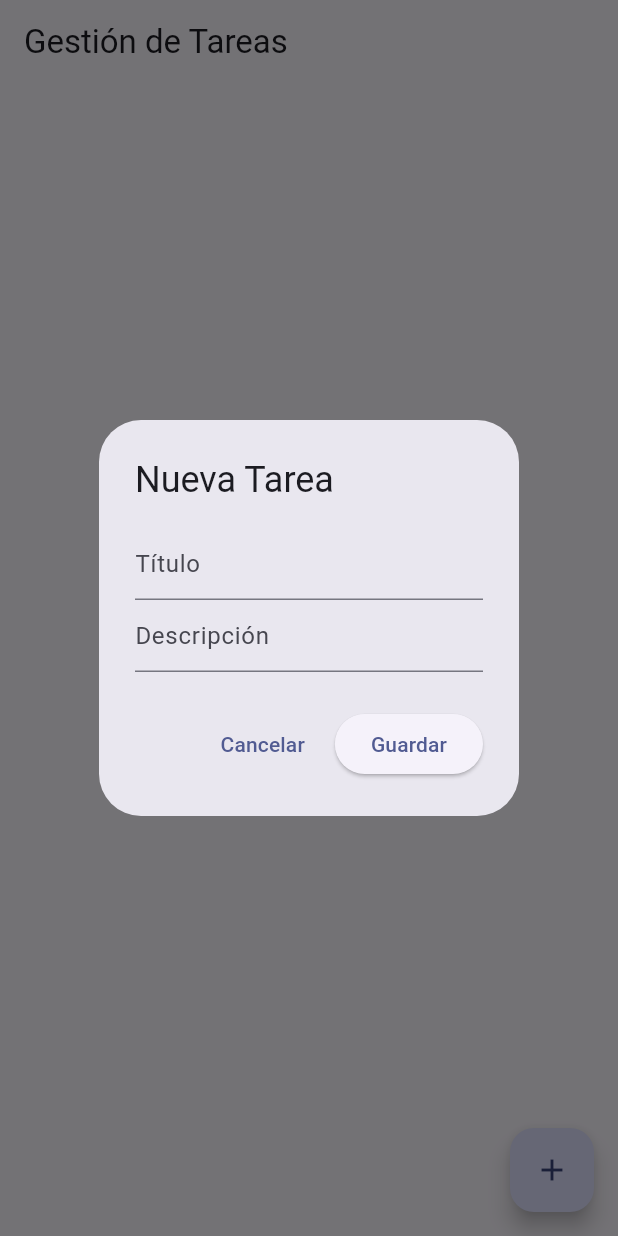
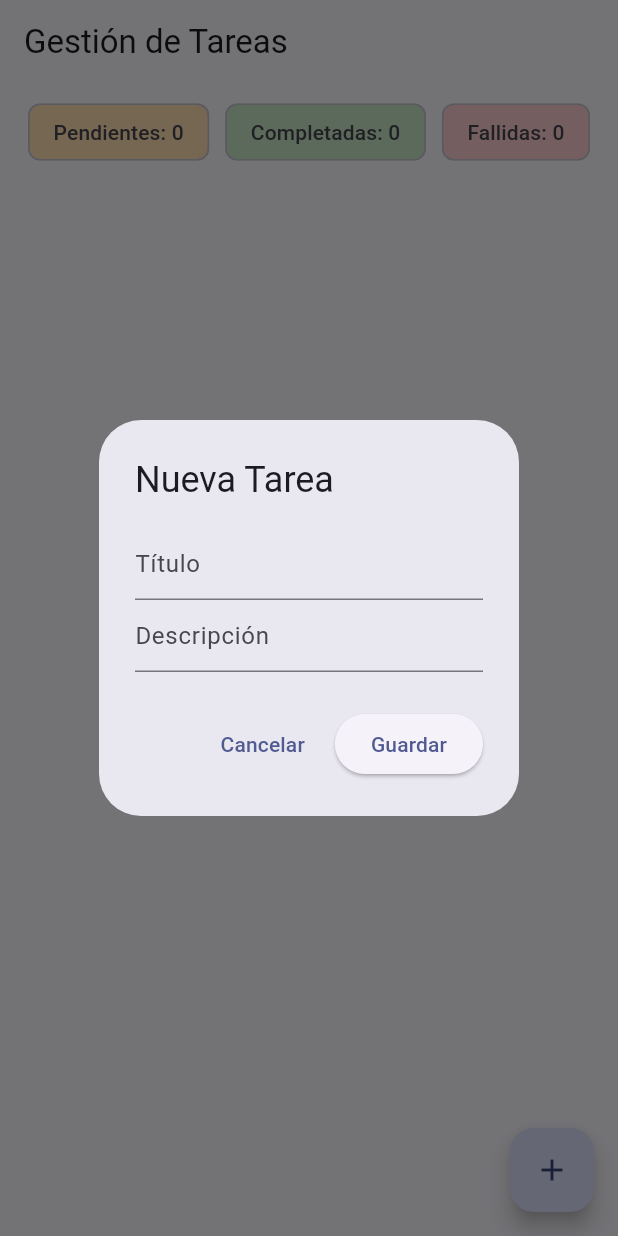
Before and after one commit to dankensoft/gestor_tareas_gs_hcn, a Flutter app: the screen it shows after launch, after a tap on the "add" icon, on a phone screen of 412 x 824 dp. Run offline on Flutter 3.47's test engine with Material 3 defaults, Android fonts, the phone set to English and light mode, and no system bars; our stand-ins replace flutter_riverpod, shared_preferences.

Commit message:
Bonus sin Animaciones

```diff
--- a/lib/features/tasks/data/task_model.dart
+++ b/lib/features/tasks/data/task_model.dart
@@ -36,4 +36,22 @@ class Task {
       failReason: failReason,
     );
   }
+
+  Map<String, dynamic> toJson() => {
+        'id': id,
+        'title': title,
+        'description': description,
+        'status': status.index,
+        'failReason': failReason?.index,
+      };
+
+  factory Task.fromJson(Map<String, dynamic> json) => Task(
+        id: json['id'],
+        title: json['title'],
+        description: json['description'],
+        status: TaskStatus.values[json['status']],
+        failReason: json['failReason'] != null
+            ? FailReason.values[json['failReason']]
+            : null,
+      );
 }
--- a/lib/features/tasks/presentation/task_page.dart
+++ b/lib/features/tasks/presentation/task_page.dart
@@ -12,11 +12,36 @@ class TaskPage extends ConsumerWidget {
 
     return Scaffold(
       appBar: AppBar(title: const Text("Gestión de Tareas")),
-      body: tasksAsync.when(
+      body: Column(
+        children: [
+          // Estadísticas rápidas
+          Padding(
+            padding: const EdgeInsets.all(8.0),
+            child: tasksAsync.when(
               data: (tasks) {
-          if (tasks.isEmpty) {
-            return const Center(child: Text("No hay tareas registradas"));
-          }
+                final pending = tasks.where((t) => t.status == TaskStatus.pending).length;
+                final completed = tasks.where((t) => t.status == TaskStatus.completed).length;
+                final failed = tasks.where((t) => t.status == TaskStatus.failed).length;
+
+                return Row(
+                  mainAxisAlignment: MainAxisAlignment.spaceEvenly,
+                  children: [
+                    Chip(label: Text("Pendientes: $pending"), backgroundColor: Colors.orange.shade100),
+                    Chip(label: Text("Completadas: $completed"), backgroundColor: Colors.green.shade100),
+                    Chip(label: Text("Fallidas: $failed"), backgroundColor: Colors.red.shade100),
+                  ],
+                );
+              },
+              loading: () => const SizedBox.shrink(),
+              error: (_, __) => const SizedBox.shrink(),
+            ),
+          ),
+
+          // Lista de tareas
+          Expanded(
+            child: tasksAsync.when(
+              data: (tasks) {
+                if (tasks.isEmpty) return const Center(child: Text("No hay tareas registradas"));
                 return ListView.builder(
                   itemCount: tasks.length,
                   itemBuilder: (context, index) {
@@ -33,8 +58,7 @@ class TaskPage extends ConsumerWidget {
                           crossAxisAlignment: CrossAxisAlignment.start,
                           children: [
                             if (task.description.isNotEmpty) Text(task.description),
-                      if (task.status == TaskStatus.failed &&
-                          task.failReason != null)
+                            if (task.status == TaskStatus.failed && task.failReason != null)
                               Text(
                                 "Razón: ${task.failReason.toString().split('.').last}",
                                 style: const TextStyle(color: Colors.redAccent),
@@ -44,9 +68,8 @@ class TaskPage extends ConsumerWidget {
                         trailing: PopupMenuButton<String>(
                           onSelected: (value) {
                             if (value == "completar") {
-                        ref
-                            .read(taskNotifierProvider.notifier)
-                            .updateTask(task.copyWith(status: TaskStatus.completed));
+                              ref.read(taskNotifierProvider.notifier).updateTask(
+                                  task.copyWith(status: TaskStatus.completed));
                             } else if (value == "fallida") {
                               _showFailReasonDialog(context, ref, task);
                             } else if (value == "eliminar") {
@@ -68,6 +91,9 @@ class TaskPage extends ConsumerWidget {
               },
               loading: () => const Center(child: CircularProgressIndicator()),
               error: (err, st) => Center(child: Text("Error: $err")),
+            ),
+          ),
+        ],
       ),
       floatingActionButton: FloatingActionButton(
         onPressed: () => _showAddTaskDialog(context, ref),
@@ -119,9 +145,7 @@ class TaskPage extends ConsumerWidget {
           ],
         ),
         actions: [
-          TextButton(
-              onPressed: () => Navigator.pop(context),
-              child: const Text("Cancelar")),
+          TextButton(onPressed: () => Navigator.pop(context), child: const Text("Cancelar")),
           ElevatedButton(
             onPressed: () {
               if (titleController.text.isNotEmpty) {
@@ -133,7 +157,8 @@ class TaskPage extends ConsumerWidget {
                 Navigator.pop(context);
               }
             },
-              child: const Text("Guardar")),
+            child: const Text("Guardar"),
+          ),
         ],
       ),
     );
@@ -164,9 +189,7 @@ class TaskPage extends ConsumerWidget {
           },
         ),
         actions: [
-          TextButton(
-              onPressed: () => Navigator.pop(context),
-              child: const Text("Cancelar")),
+          TextButton(onPressed: () => Navigator.pop(context), child: const Text("Cancelar")),
           ElevatedButton(
             onPressed: () {
               if (selectedReason != null) {
@@ -179,7 +202,8 @@ class TaskPage extends ConsumerWidget {
                 Navigator.pop(context);
               }
             },
-              child: const Text("Guardar")),
+            child: const Text("Guardar"),
+          ),
         ],
       ),
     );
--- a/lib/main.dart
+++ b/lib/main.dart
@@ -14,9 +14,16 @@
     return MaterialApp(
       title: 'Gestor de Tareas',
       debugShowCheckedModeBanner: false,
+      themeMode: ThemeMode.system,
       theme: ThemeData(
         useMaterial3: true,
         colorSchemeSeed: Colors.indigo,
+        brightness: Brightness.light,
+      ),
+      darkTheme: ThemeData(
+        useMaterial3: true,
+        colorSchemeSeed: Colors.indigo,
+        brightness: Brightness.dark,
       ),
       home: const TaskPage(),
     );
--- a/pubspec.yaml
+++ b/pubspec.yaml
@@ -32,6 +32,7 @@ dependencies:
     sdk: flutter
   flutter_riverpod: ^2.5.1
   uuid: ^4.4.0
+  shared_preferences: ^2.1.1
 
   # The following adds the Cupertino Icons font to your application.
   # Use with the CupertinoIcons class for iOS style icons.
```
Also changed, not shown: lib/features/tasks/repositories/task_repository.dart (+22 -11 lines), pubspec.lock, 9 other files. Lines whose indentation alone changed are shown as unchanged.
